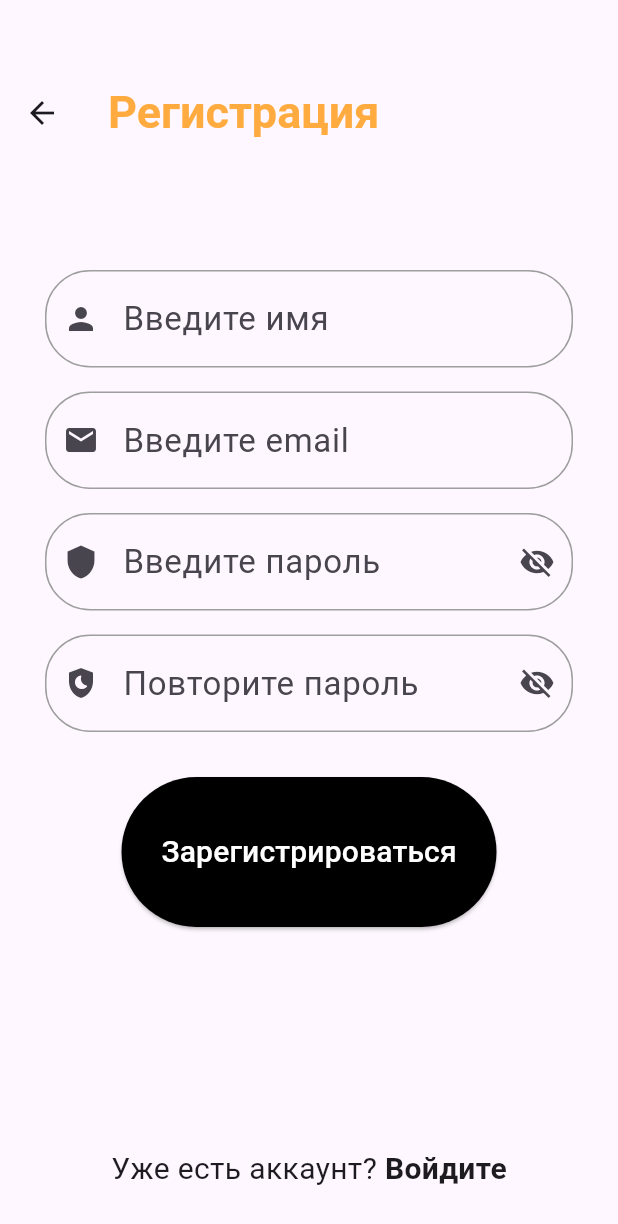
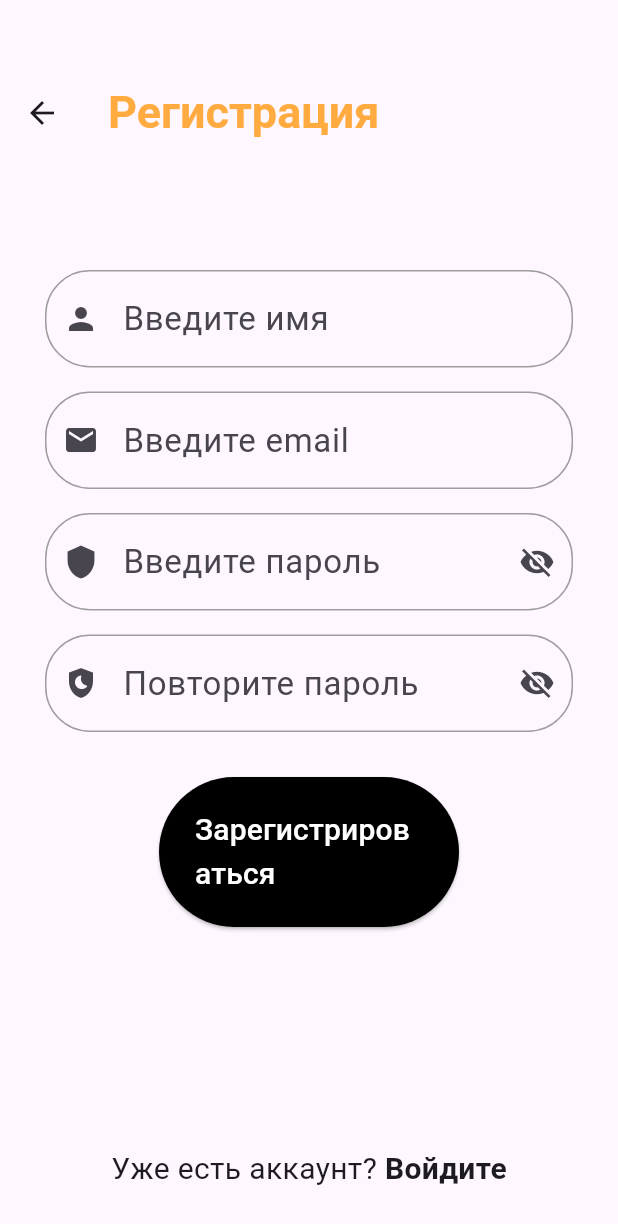
Before and after one commit to Anton-Su/krostplaform_practices, a Flutter app: the screen it shows after launch, after a tap on "Войти", after a tap on "Зарегистрируйтесь", on a phone screen of 412 x 824 dp. Shown: the top 1224 px of the screen. Run offline on Flutter 3.47's test engine with Material 3 defaults, Android fonts, the light colour scheme and no system bars.

Commit message:
fix elevated button

```diff
--- a/lib/pages/login_page.dart
+++ b/lib/pages/login_page.dart
@@ -89,7 +89,7 @@ class _LoginPageState extends State<LoginPage> {
                     style: ElevatedButton.styleFrom(
                       backgroundColor: Colors.black,
                       foregroundColor: Colors.white, // цвет текста
-                      fixedSize: Size(250, 100),
+                      fixedSize: Size(200, 100),
                     ),
                     onPressed: () => _submit(Routes.info),
                     child: const Text("Войти", style: TextStyle(fontSize: 20)),
--- a/lib/pages/profile_page.dart
+++ b/lib/pages/profile_page.dart
@@ -110,7 +110,7 @@ class _ProfilePageState extends State<ProfilePage> {
                     style: ElevatedButton.styleFrom(
                       backgroundColor: Colors.black,
                       foregroundColor: Colors.white, // цвет текста
-                      fixedSize: Size(250, 100),
+                      fixedSize: Size(200, 100),
                     ),
                     onPressed: () => _submit(Routes.info),
                     // бесконечный телепорт
--- a/lib/pages/register_page.dart
+++ b/lib/pages/register_page.dart
@@ -105,7 +105,7 @@ class _RegisterPageState extends State<RegisterPage> {
                     style: ElevatedButton.styleFrom(
                       backgroundColor: Colors.black,
                       foregroundColor: Colors.white, // цвет текста
-                      fixedSize: Size(250, 100),
+                      fixedSize: Size(200, 100),
                     ),
                     onPressed: () => _submit(Routes.profile),
                     child: const Text("Зарегистрироваться", style: TextStyle(fontSize: 20)),
```
